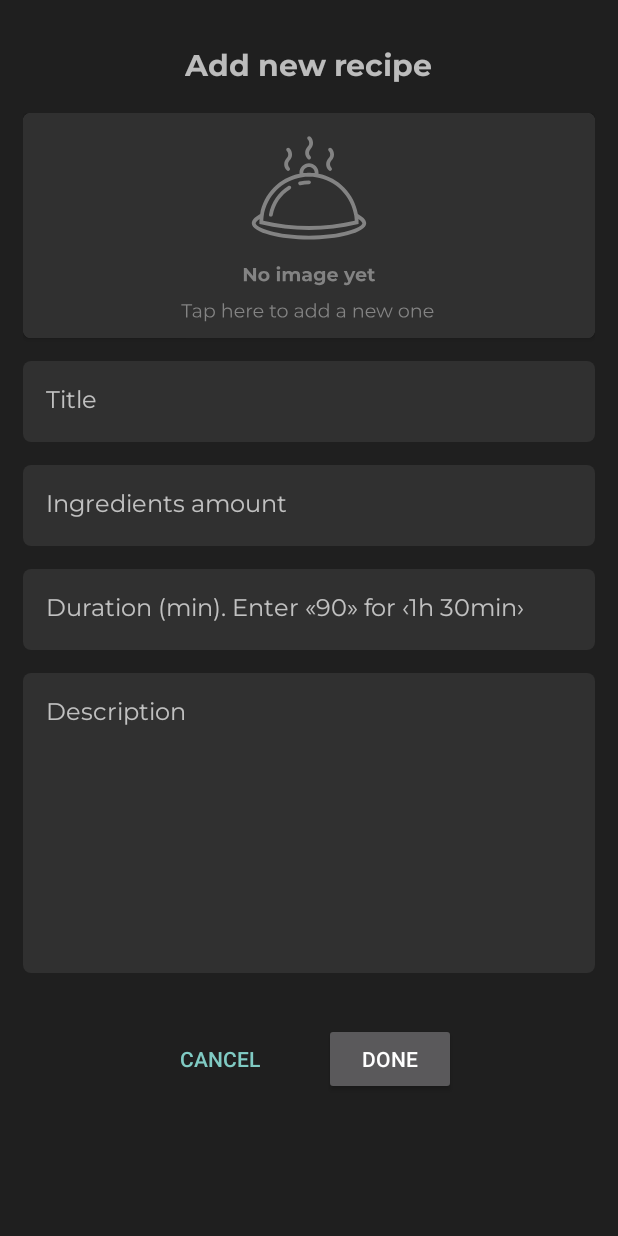
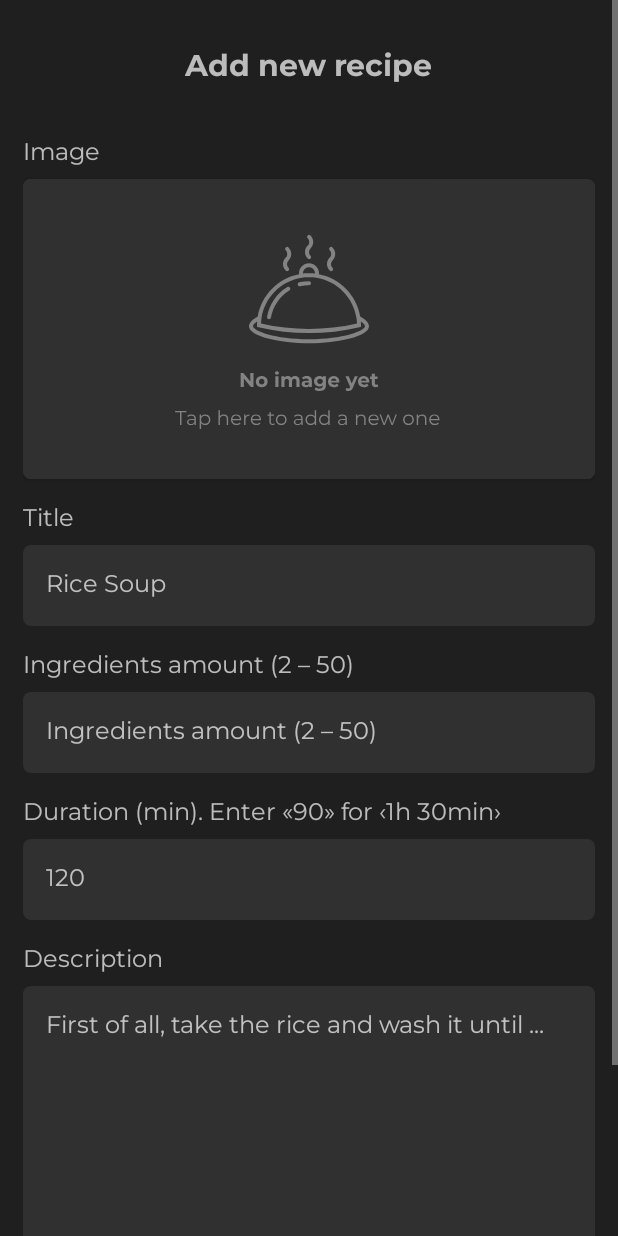
Before and after one commit to Saydullin/recipes-book, an Android app: the AddRecipe screen opened directly, with no data from a screen before it, on a phone screen of 412 x 824 dp. Run offline under Robolectric (Android 15) with nearby library versions, the phone set to English and light mode, and no system bars; pictures from the network do not load.

Commit message:
Добавил валидацию полученных данных от пользователя. Упростил взаимодействие с базой данных.

```diff
--- a/app/src/main/java/com/example/recipesbook/db/DbRecipe.java
+++ b/app/src/main/java/com/example/recipesbook/db/DbRecipe.java
@@ -15,7 +15,11 @@ public class DbRecipe extends SQLiteOpenHelper {
     public static final String TABLE_RECIPES = "recipes";
 
     public static final String KEY_ID = "_id";
-    public static final String KEY_NAME = "name";
+    public static final String KEY_IMAGE = "image";
+    public static final String KEY_TITLE = "title";
+    public static final String KEY_DURATION = "duration";
+    public static final String KEY_DESCRIPTION = "name";
+    public static final String KEY_INGREDIENTS_AMOUNT = "ingredients_amount";
     public static final String KEY_MAIL = "email";
 
     public DbRecipe(@Nullable Context context) {
@@ -24,13 +28,20 @@ public class DbRecipe extends SQLiteOpenHelper {
 
     @Override
     public void onCreate(SQLiteDatabase db) {
-        db.execSQL("create table " + TABLE_RECIPES + "(" + KEY_ID +
-                " integer primary key, " + KEY_NAME + " text," + KEY_MAIL + " text)");
+        db.execSQL("CREATE TABLE " + TABLE_RECIPES + "(" +
+                KEY_ID + " INTEGER PRIMARY KEY, " +
+                KEY_IMAGE + " BLOB," +
+                KEY_TITLE + " TEXT," +
+                KEY_DURATION + " INTEGER," +
+                KEY_DESCRIPTION + " TEXT," +
+                KEY_INGREDIENTS_AMOUNT + " TEXT," +
+                KEY_MAIL + " TEXT" +
+            ")");
     }
 
     @Override
     public void onUpgrade(SQLiteDatabase db, int oldVersion, int newVersion) {
-        db.execSQL("drop table if exists " + TABLE_RECIPES);
+        db.execSQL("DROP TABLE IF EXISTS " + TABLE_RECIPES);
 
         onCreate(db);
     }
--- a/app/src/main/res/layout/activity_add_recipe.xml
+++ b/app/src/main/res/layout/activity_add_recipe.xml
@@ -35,6 +35,15 @@
             app:layout_constraintStart_toStartOf="parent"
             app:layout_constraintTop_toBottomOf="@+id/textView5">
 
+            <TextView
+                android:layout_width="wrap_content"
+                android:layout_height="wrap_content"
+                android:layout_marginTop="15dp"
+                android:layout_marginBottom="5dp"
+                android:text="@string/image"
+                android:fontFamily="@font/montserrat"
+                android:textSize="16sp" />
+
             <androidx.cardview.widget.CardView
                 android:layout_width="match_parent"
                 android:layout_height="wrap_content"
@@ -43,31 +52,40 @@
                 <ImageView
                     android:id="@+id/recipeImagePreview"
                     android:layout_width="match_parent"
-                    android:layout_height="150dp"
+                    android:layout_height="200dp"
                     android:src="@drawable/ic_food_preview"
                     android:scaleType="centerCrop"
                     android:contentDescription="@string/add_new_recipe" />
 
             </androidx.cardview.widget.CardView>
 
+            <TextView
+                android:layout_width="wrap_content"
+                android:layout_height="wrap_content"
+                android:layout_marginTop="15dp"
+                android:layout_marginBottom="5dp"
+                android:text="@string/title_text"
+                android:fontFamily="@font/montserrat"
+                android:textSize="16sp" />
+
             <EditText
                 android:id="@+id/recipeTitle"
                 android:layout_width="match_parent"
                 android:layout_height="wrap_content"
-                android:layout_marginTop="15dp"
                 android:autofillHints="default"
                 android:background="@drawable/border_radius"
                 android:backgroundTint="@color/theme_bg_light"
                 android:fontFamily="@font/montserrat"
-                android:hint="@string/title_text"
+                android:hint="@string/title_text_ex"
                 android:inputType="text"
                 android:paddingHorizontal="15dp"
                 android:paddingVertical="15dp"
                 android:textSize="16sp" />
 
             <!--        TODO: Реализовать добавление описания, путём шаговой инструкции -->
-            <!--         Пользователь вводит 5 - появляются 5 штук (шагов) EditText -->
-            <!--          И у каждого нумерация (Шаг 1, ...), в виде заголовка. -->
+            <!--         Пользователь вводит первый ингредиент, и сразу же появляется -->
+            <!--         второе поле, и у каждого нумерация (Шаг 1, ...), в виде заголовка. -->
+            <!--         с отступом слева. -->
 
             <!--        <EditText-->
             <!--            android:id="@+id/editText2"-->
@@ -86,11 +104,19 @@
 
             <!--        TODO: Здесь будет селект категорий-->
 
+            <TextView
+                android:layout_width="wrap_content"
+                android:layout_height="wrap_content"
+                android:layout_marginTop="15dp"
+                android:layout_marginBottom="5dp"
+                android:text="@string/ingredients_amount_text"
+                android:fontFamily="@font/montserrat"
+                android:textSize="16sp" />
+
             <EditText
                 android:id="@+id/recipeIngredientsAmount"
                 android:layout_width="match_parent"
                 android:layout_height="wrap_content"
-                android:layout_marginTop="15dp"
                 android:autofillHints="default"
                 android:gravity="start"
                 android:background="@drawable/border_radius"
@@ -102,33 +128,49 @@
                 android:paddingVertical="15dp"
                 android:textSize="16sp" />
 
+            <TextView
+                android:layout_width="wrap_content"
+                android:layout_height="wrap_content"
+                android:layout_marginTop="15dp"
+                android:layout_marginBottom="5dp"
+                android:text="@string/duration_text"
+                android:fontFamily="@font/montserrat"
+                android:textSize="16sp" />
+
             <EditText
                 android:id="@+id/recipeDuration"
                 android:layout_width="match_parent"
                 android:layout_height="wrap_content"
-                android:layout_marginTop="15dp"
                 android:autofillHints="default"
                 android:gravity="start"
                 android:background="@drawable/border_radius"
                 android:backgroundTint="@color/theme_bg_light"
                 android:fontFamily="@font/montserrat"
-                android:hint="@string/duration_text"
+                android:hint="@string/duration_text_ex"
                 android:inputType="number"
                 android:paddingHorizontal="15dp"
                 android:paddingVertical="15dp"
+                android:textSize="16sp" />
+
+            <TextView
+                android:layout_width="wrap_content"
+                android:layout_height="wrap_content"
+                android:layout_marginTop="15dp"
+                android:layout_marginBottom="5dp"
+                android:text="@string/description_text"
+                android:fontFamily="@font/montserrat"
                 android:textSize="16sp" />
 
             <EditText
                 android:id="@+id/recipeDescription"
                 android:layout_width="match_parent"
                 android:layout_height="200dp"
-                android:layout_marginTop="15dp"
                 android:autofillHints="default"
                 android:gravity="start"
                 android:background="@drawable/border_radius"
                 android:backgroundTint="@color/theme_bg_light"
                 android:fontFamily="@font/montserrat"
-                android:hint="@string/description_text"
+                android:hint="@string/description_text_ex"
                 android:inputType="text"
                 android:paddingHorizontal="15dp"
                 android:paddingVertical="15dp"
@@ -152,14 +194,14 @@
                 style="?android:attr/buttonBarButtonStyle"
                 android:layout_width="wrap_content"
                 android:layout_height="wrap_content"
-                android:layout_marginHorizontal="15dp"
+                android:layout_marginHorizontal="30dp"
                 android:text="@string/cancel_text" />
 
             <Button
                 android:id="@+id/submit_add_recipe"
                 android:layout_width="wrap_content"
                 android:layout_height="wrap_content"
-                android:layout_marginHorizontal="15dp"
+                android:layout_marginHorizontal="30dp"
                 android:text="@string/submit_button" />
 
         </LinearLayout>
--- a/app/src/main/res/values/strings.xml
+++ b/app/src/main/res/values/strings.xml
@@ -1,4 +1,4 @@
-<resources>
+<resources xmlns:tools="http://schemas.android.com/tools">
     <string name="app_name">Recipes</string>
     <string name="recipes_book">Recipes Book</string>
     <string name="font_normal">sans-serif</string>
@@ -10,7 +10,7 @@
     <string name="salads_text">Salads</string>
     <string name="soups_text">Soups</string>
     <string name="desert_text">Deserts</string>
-    <string name="image">image</string>
+    <string name="image">Image</string>
     <string name="form_submit">Done</string>
 
     <!--    font sizes    -->
@@ -33,11 +33,15 @@
     <string name="invalid_password">Password must be >5 characters</string>
     <string name="login_failed">"Login failed"</string>
     <string name="ingredients_text">Ingredients</string>
+    <string name="ingredients_text_ex">Rice</string>
     <string name="add_new_recipe">Add new recipe</string>
     <string name="title_text">Title</string>
+    <string name="title_text_ex">Rice Soup</string>
     <string name="description_text">Description</string>
-    <string name="cancel_text">cancel</string>
+    <string name="description_text_ex">First of all, take the rice and wash it until …</string>
+    <string name="cancel_text" tools:ignore="ButtonCase">cancel</string>
     <string name="steps_amount">Steps amount</string>
-    <string name="ingredients_amount_text">Ingredients amount</string>
+    <string name="ingredients_amount_text">Ingredients amount (2 – 50)</string>
     <string name="duration_text">Duration (min). Enter «90» for ‹1h 30min›</string>
+    <string name="duration_text_ex">120</string>
 </resources>
```
Also changed, not shown: app/src/main/java/com/example/recipesbook/AddRecipe.java (+33 -8 lines), app/src/main/java/com/example/recipesbook/db/Recipe.java (+15 -5 lines), app/src/main/java/com/example/recipesbook/utils/Validator.java (+26 -0 lines), 1 other file.
